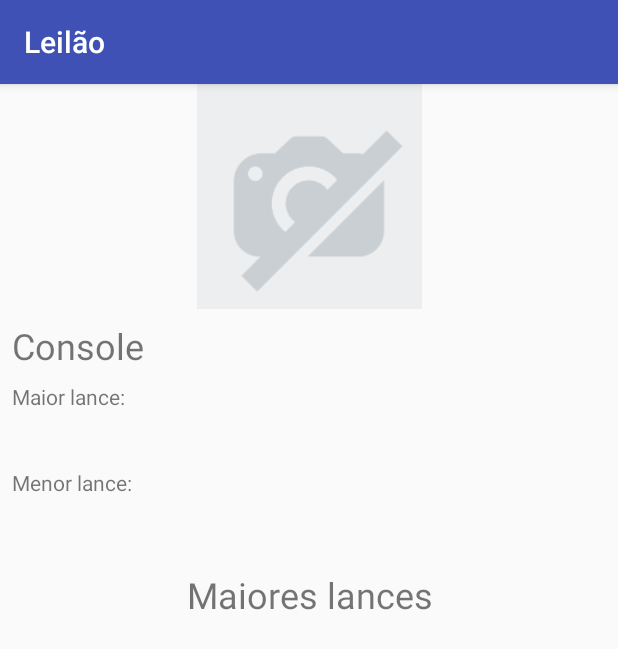
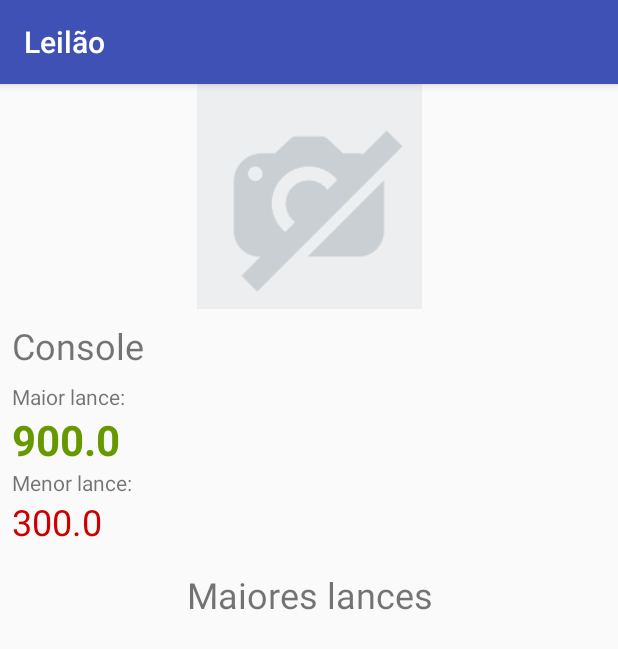
Before and after one commit to LuizGadao/Leilao, an Android app: the screen it shows after launch (LancesLeilaoActivity), after a tap on "Console", on a phone screen of 412 x 824 dp. Shown: the top 649 px of the screen. Run offline under Robolectric (Android 15) with nearby library versions, the phone set to English and light mode, and no system bars.

Commit message:
show maior e menor lance

```diff
--- a/app/src/main/java/br/com/alura/leilao/model/Lance.java
+++ b/app/src/main/java/br/com/alura/leilao/model/Lance.java
@@ -12,4 +12,7 @@ public class Lance implements Serializable {
         this.valor = valor;
     }
 
+    public double getValor() {
+        return valor;
+    }
 }
--- a/app/src/main/java/br/com/alura/leilao/model/Leilao.java
+++ b/app/src/main/java/br/com/alura/leilao/model/Leilao.java
@@ -8,14 +8,36 @@ public class Leilao implements Serializable {
 
     private final String descricao;
     private final List<Lance> lances;
+    private double maiorLance = Double.NEGATIVE_INFINITY;
+    private double menorLance = Double.POSITIVE_INFINITY;
 
     public Leilao(String descricao) {
         this.descricao = descricao;
         this.lances = new ArrayList<>();
     }
 
+    public void add(Lance lance) {
+        lances.add(lance);
+
+        double valor = lance.getValor();
+        if (valor > maiorLance) {
+            maiorLance = valor;
+        }
+
+        if (valor < menorLance) {
+            menorLance = valor;
+        }
+    }
+
     public String getDescricao() {
         return descricao;
     }
 
+    public double getMaiorLance() {
+        return maiorLance;
+    }
+
+    public double getMenorLance() {
+        return menorLance;
+    }
 }
--- a/app/src/main/java/br/com/alura/leilao/ui/activity/LancesLeilaoActivity.java
+++ b/app/src/main/java/br/com/alura/leilao/ui/activity/LancesLeilaoActivity.java
@@ -1,11 +1,9 @@
 package br.com.alura.leilao.ui.activity;
 
 import android.content.Intent;
+import android.os.Bundle;
 import android.support.v7.app.AppCompatActivity;
-import android.os.Bundle;
 import android.widget.TextView;
-
-import java.io.Serializable;
 
 import br.com.alura.leilao.R;
 import br.com.alura.leilao.model.Leilao;
@@ -21,6 +19,12 @@ public class LancesLeilaoActivity extends AppCompatActivity {
             Leilao leilao = (Leilao) dadosRecebidos.getSerializableExtra("leilao");
             TextView descricao = findViewById(R.id.lances_leilao_descricao);
             descricao.setText(leilao.getDescricao());
+
+            TextView maiorLance = findViewById(R.id.lances_leilao_maior_lance);
+            maiorLance.setText(String.valueOf(leilao.getMaiorLance()));
+
+            TextView menorLance = findViewById(R.id.lances_leilao_menor_lance);
+            menorLance.setText(String.valueOf(leilao.getMenorLance()));
         }
     }
 }
--- a/app/src/main/java/br/com/alura/leilao/ui/activity/ListaLeilaoActivity.java
+++ b/app/src/main/java/br/com/alura/leilao/ui/activity/ListaLeilaoActivity.java
@@ -10,7 +10,9 @@ import java.util.Arrays;
 import java.util.List;
 
 import br.com.alura.leilao.R;
+import br.com.alura.leilao.model.Lance;
 import br.com.alura.leilao.model.Leilao;
+import br.com.alura.leilao.model.Usuario;
 import br.com.alura.leilao.ui.recyclerview.adapter.ListaLeilaoAdapter;
 
 public class ListaLeilaoActivity extends AppCompatActivity {
@@ -34,6 +36,10 @@ public class ListaLeilaoActivity extends AppCompatActivity {
 
     private List<Leilao> leiloesDeExemplo() {
         Leilao console = new Leilao("Console");
+        console.add(new Lance(new Usuario("Luiz"), 500.0));
+        console.add(new Lance(new Usuario("Luiz"), 300.0));
+        console.add(new Lance(new Usuario("Luiz"), 900.0));
+
         return new ArrayList<>(Arrays.asList(
                 console
         ));
--- a/app/src/main/java/br/com/alura/leilao/ui/recyclerview/adapter/ListaLeilaoAdapter.java
+++ b/app/src/main/java/br/com/alura/leilao/ui/recyclerview/adapter/ListaLeilaoAdapter.java
@@ -49,11 +49,13 @@ public class ListaLeilaoAdapter extends RecyclerView.Adapter<ListaLeilaoAdapter.
     class ViewHolder extends RecyclerView.ViewHolder {
 
         private final TextView descricao;
+        private final TextView maiorLance;
         private Leilao leilao;
 
         ViewHolder(View itemView) {
             super(itemView);
             descricao = itemView.findViewById(R.id.item_leilao_descricao);
+            maiorLance = itemView.findViewById(R.id.item_leilao_maior_lance);
             itemView.setOnClickListener(new View.OnClickListener() {
                 @Override
                 public void onClick(View v) {
@@ -65,6 +67,7 @@ public class ListaLeilaoAdapter extends RecyclerView.Adapter<ListaLeilaoAdapter.
         void vincula(Leilao leilao) {
             this.leilao = leilao;
             descricao.setText(leilao.getDescricao());
+            maiorLance.setText(String.valueOf(leilao.getMaiorLance()));
         }
 
     }
```
